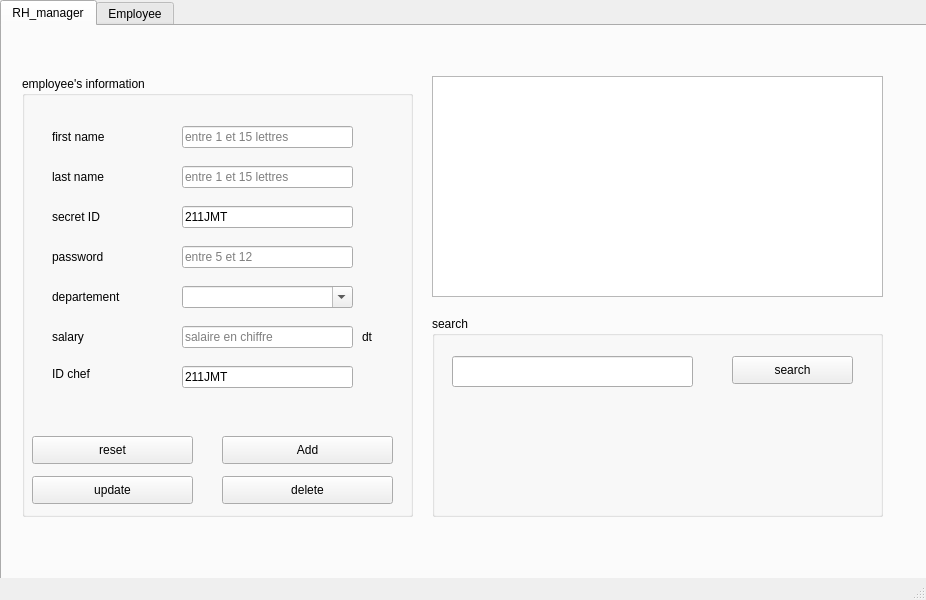
This is mainwindow.ui in Rayanbha/Smart_EventPlanner_2A21 as Qt 5 draws it before an edit. The edited form follows.
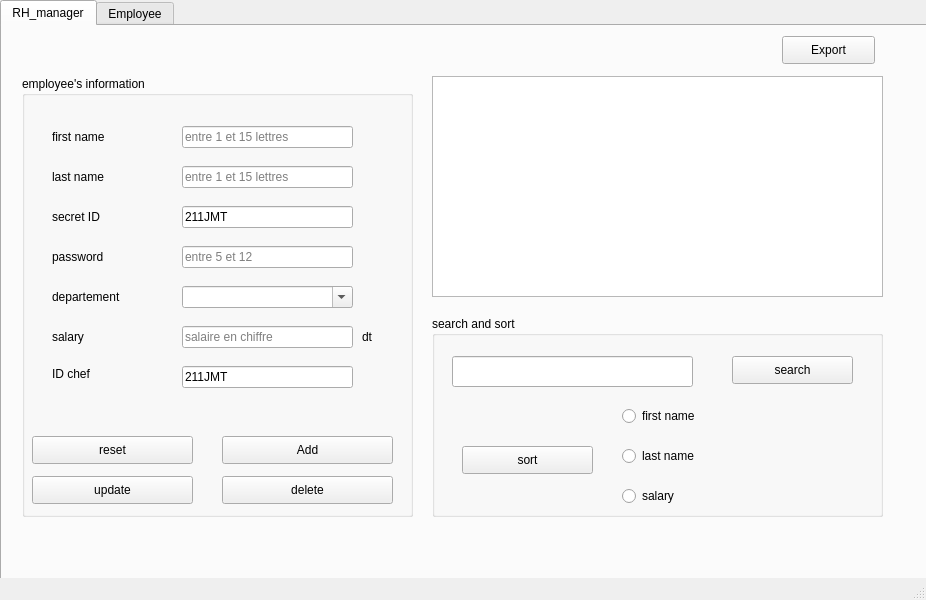
This is the edited form. The open tabs and pages were chosen to show the change.

The edit to the form file:
```diff
--- a/mainwindow.ui
+++ b/mainwindow.ui
@@ -391,7 +391,7 @@
        </rect>
       </property>
       <property name="title">
-       <string>search</string>
+       <string>search and sort</string>
       </property>
       <widget class="QLineEdit" name="lineEdit_search">
        <property name="geometry">
@@ -416,6 +416,71 @@
         <string>search</string>
        </property>
       </widget>
+      <widget class="QPushButton" name="pushButton_sort">
+       <property name="geometry">
+        <rect>
+         <x>30</x>
+         <y>130</y>
+         <width>131</width>
+         <height>28</height>
+        </rect>
+       </property>
+       <property name="text">
+        <string>sort</string>
+       </property>
+      </widget>
+      <widget class="QRadioButton" name="radioButton_first">
+       <property name="geometry">
+        <rect>
+         <x>190</x>
+         <y>90</y>
+         <width>97</width>
+         <height>20</height>
+        </rect>
+       </property>
+       <property name="text">
+        <string>first name</string>
+       </property>
+      </widget>
+      <widget class="QRadioButton" name="radioButton_last">
+       <property name="geometry">
+        <rect>
+         <x>190</x>
+         <y>130</y>
+         <width>97</width>
+         <height>20</height>
+        </rect>
+       </property>
+       <property name="text">
+        <string>last name</string>
+       </property>
+      </widget>
+      <widget class="QRadioButton" name="radioButton_salary">
+       <property name="geometry">
+        <rect>
+         <x>190</x>
+         <y>170</y>
+         <width>97</width>
+         <height>20</height>
+        </rect>
+       </property>
+       <property name="text">
+        <string>salary</string>
+       </property>
+      </widget>
+     </widget>
+     <widget class="QPushButton" name="pushButton_export">
+      <property name="geometry">
+       <rect>
+        <x>780</x>
+        <y>10</y>
+        <width>93</width>
+        <height>28</height>
+       </rect>
+      </property>
+      <property name="text">
+       <string>Export</string>
+      </property>
      </widget>
      <zorder>label_pic</zorder>
      <zorder>groupBox</zorder>
```
Left out of the diff: 66 changed lines with no effect on the pictures.
